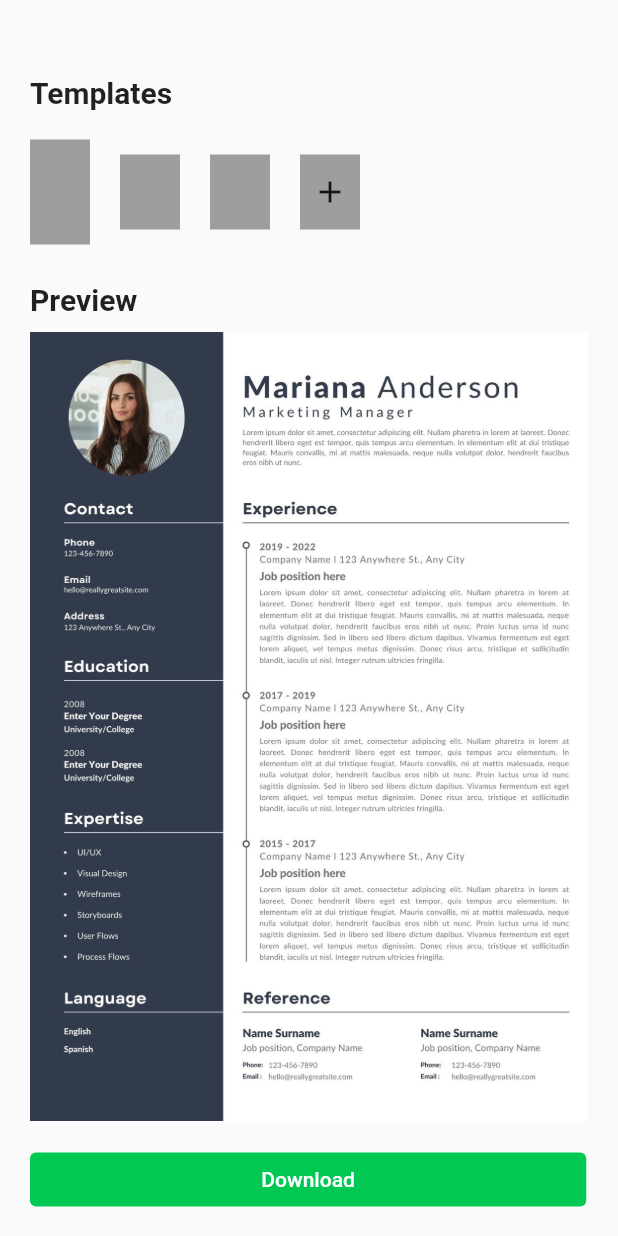
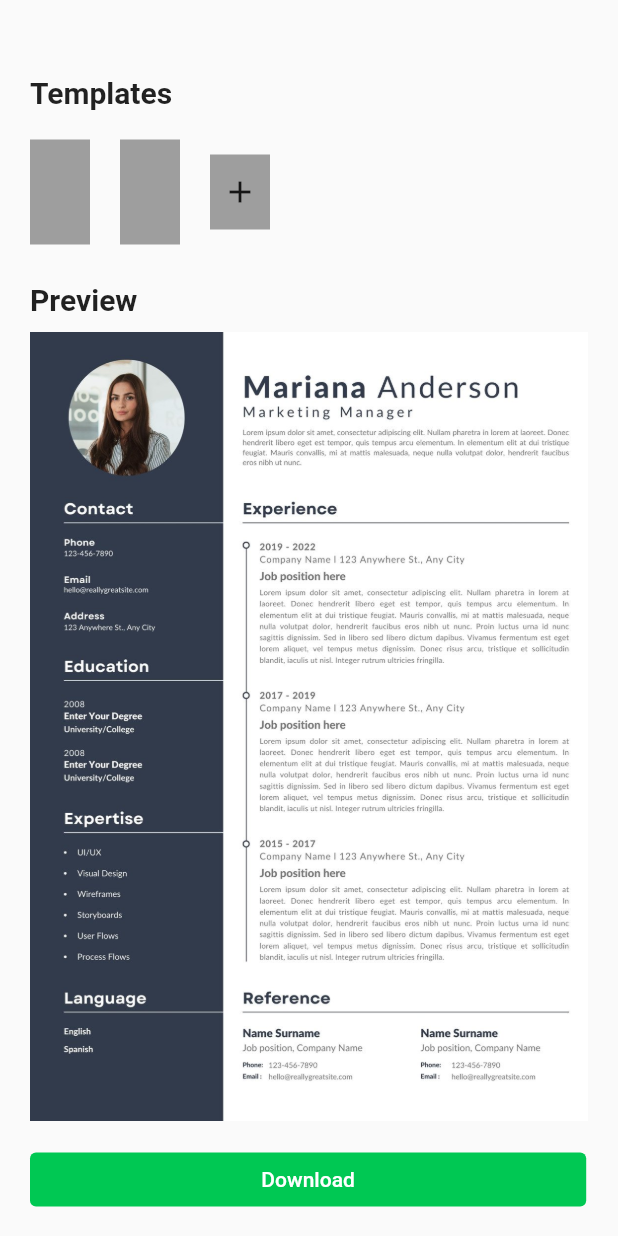
Before and after one commit to alvi-khan/Resume-Maker, a Flutter app: the Preview screen opened directly, on a phone screen of 412 x 824 dp. Run offline on Flutter 3.47's test engine with Material 2 defaults, Android fonts, the phone set to English and light mode, and no system bars; our stand-ins replace cloud_firestore, firebase_auth, firebase_core, google_sign_in; missing offline and left inert: flutter_html_to_pdf; accounts and stored records are empty.

Commit message:
Added template switch buttons.

```diff
--- a/lib/components/preview.dart
+++ b/lib/components/preview.dart
@@ -43,11 +43,11 @@ class _PreviewState extends State<Preview> {
                   //   ),
                   //   child: Text(""),
                   // )
-                  Container(color: Colors.grey, width: 40, height: 70),
+                  Container(color: Colors.grey, child: SizedBox(width: 40, height: 70,
+                      child: TextButton(onPressed: () => template = Template1(), child: Container())),),
                   SizedBox(width: 20),
-                  Container(color: Colors.grey, width: 40, height: 50),
-                  SizedBox(width: 20),
-                  Container(color: Colors.grey, width: 40, height: 50),
+                  Container(color: Colors.grey, child: SizedBox(width: 40, height: 70,
+                      child: TextButton(onPressed: () => template = Template2(), child: Container())),),
                   SizedBox(width: 20),
                   Container(color: Colors.grey, width: 40, height: 50, child: IconButton(onPressed: () => {}, icon: Icon(Icons.add))),
                 ],
@@ -65,7 +65,7 @@ class _PreviewState extends State<Preview> {
               ),
               Padding(
                 padding: const EdgeInsets.only(right: 20, bottom: 15),
-                child: Image(image: AssetImage("assets/images/resume_sample.jpg"),),
+                child: Image(image: AssetImage("assets/images/template1.jpg"),),
               ),
               SizedBox(
                 width: MediaQuery.of(context).size.width * 0.9,
```
Also changed, not shown: assets/images/template1.jpg (renamed from assets/images/resume_sample.jpg), assets/images/template2.jpg (added).
